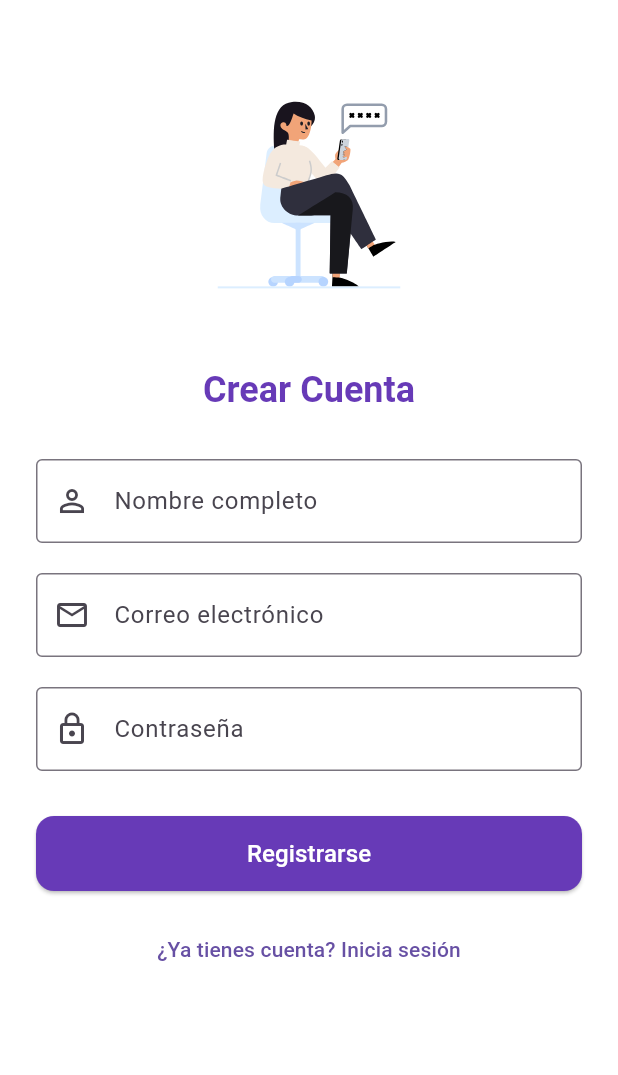
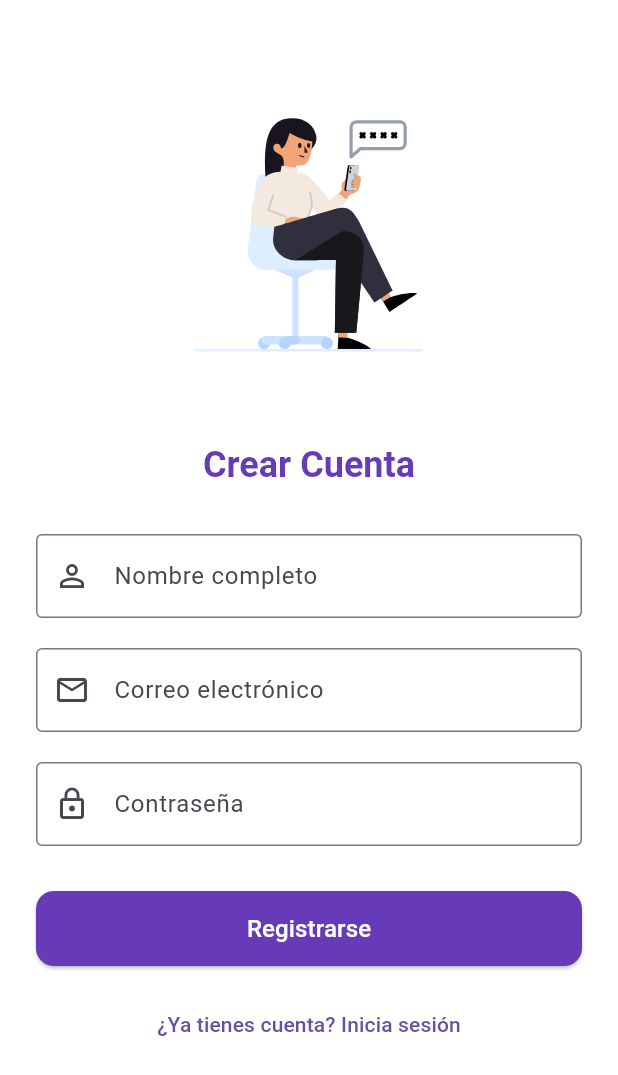
Before and after one commit to danielmoya98/biblioverso_flutter, a Flutter app: the RegisterScreen screen opened by its route, on a phone screen of 412 x 824 dp. Shown: the top 1075 px of the screen. Run offline on Flutter 3.47's test engine with Material 3 defaults, Android fonts, the phone set to English and light mode, and no system bars; our stand-ins replace lottie, smooth_page_indicator; project files that could hold a hidden picture were left out.

Commit message:
correcciones en la ui

```diff
--- a/lib/view/screens/login/login_screen.dart
+++ b/lib/view/screens/login/login_screen.dart
@@ -19,8 +19,8 @@ class LoginScreen extends StatelessWidget {
             children: [
               Lottie.asset(
                 "lib/assets/animations/Login.json",
-                width: 200,
-                height: 200,
+                width: 250,
+                height: 250,
               ),
               const SizedBox(height: 20),
               Text(
--- a/lib/view/screens/onboarding/onboarding_screen.dart
+++ b/lib/view/screens/onboarding/onboarding_screen.dart
@@ -54,7 +54,7 @@ class OnboardingScreen extends StatelessWidget {
                       mainAxisAlignment: MainAxisAlignment.center,
                       children: [
                         Lottie.asset(page["animation"]!,
-                            width: 250, height: 250, fit: BoxFit.contain),
+                            width: 400, height: 400, fit: BoxFit.contain),
                         const SizedBox(height: 30),
                         Text(
                           page["title"]!,
--- a/lib/view/screens/register/register_screen.dart
+++ b/lib/view/screens/register/register_screen.dart
@@ -19,8 +19,8 @@ class RegisterScreen extends StatelessWidget {
             children: [
               Lottie.asset(
                 "lib/assets/animations/Register.json",
-                width: 200,
-                height: 200,
+                width: 250,
+                height: 250,
               ),
               const SizedBox(height: 20),
               Text(
--- a/lib/view/screens/welcome/welcome_screen.dart
+++ b/lib/view/screens/welcome/welcome_screen.dart
@@ -47,7 +47,6 @@ class WelcomeScreen extends StatelessWidget {
                   ),
                 ],
               ),
-
               // Botones de acción
               Column(
                 children: [
```
